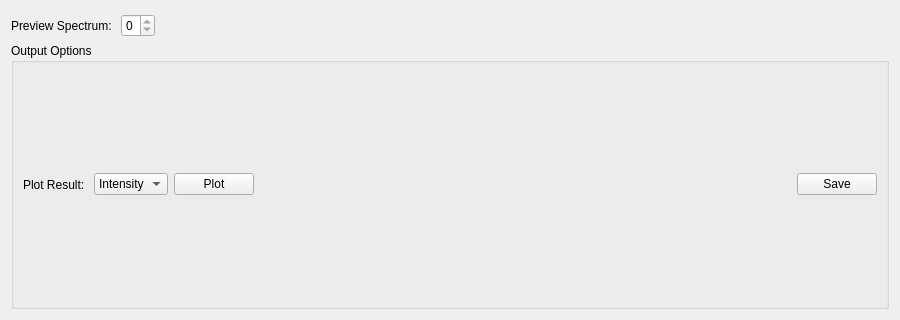
mantidproject/mantid, file MantidQt/CustomInterfaces/inc/MantidQtCustomInterfaces/Indirect/ResNorm.ui: the form before one commit; both pictures show x 0 to 900 and y 280 to 600 of the 900 by 600 pixel window.
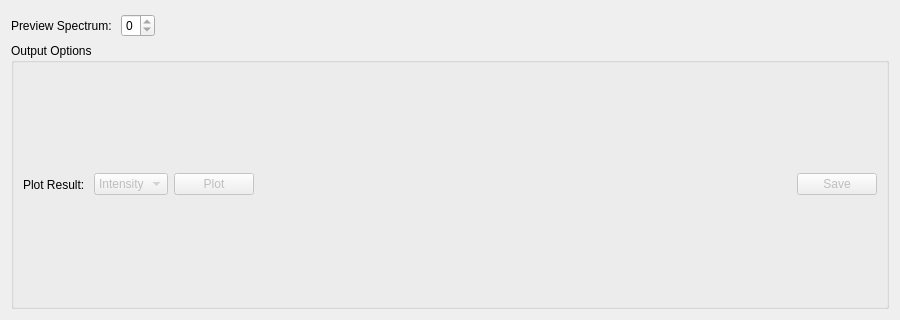
The form after the commit. Custom widgets are drawn as their Qt base class.

Commit message:
Plot and save are only enabled when algorithm complete
Refs #17012

```diff
--- a/MantidQt/CustomInterfaces/inc/MantidQtCustomInterfaces/Indirect/ResNorm.ui
+++ b/MantidQt/CustomInterfaces/inc/MantidQtCustomInterfaces/Indirect/ResNorm.ui
@@ -163,6 +163,9 @@
         </item>
         <item>
          <widget class="QComboBox" name="cbPlot">
+          <property name="enabled">
+           <bool>false</bool>
+          </property>
           <item>
            <property name="text">
             <string>Intensity</string>
@@ -187,6 +190,9 @@
         </item>
         <item>
          <widget class="QPushButton" name="pbPlot">
+          <property name="enabled">
+           <bool>false</bool>
+          </property>
           <property name="text">
            <string>Plot</string>
           </property>
@@ -207,6 +213,9 @@
         </item>
         <item>
          <widget class="QPushButton" name="pbSave">
+          <property name="enabled">
+           <bool>false</bool>
+          </property>
           <property name="text">
            <string>Save</string>
           </property>
```
